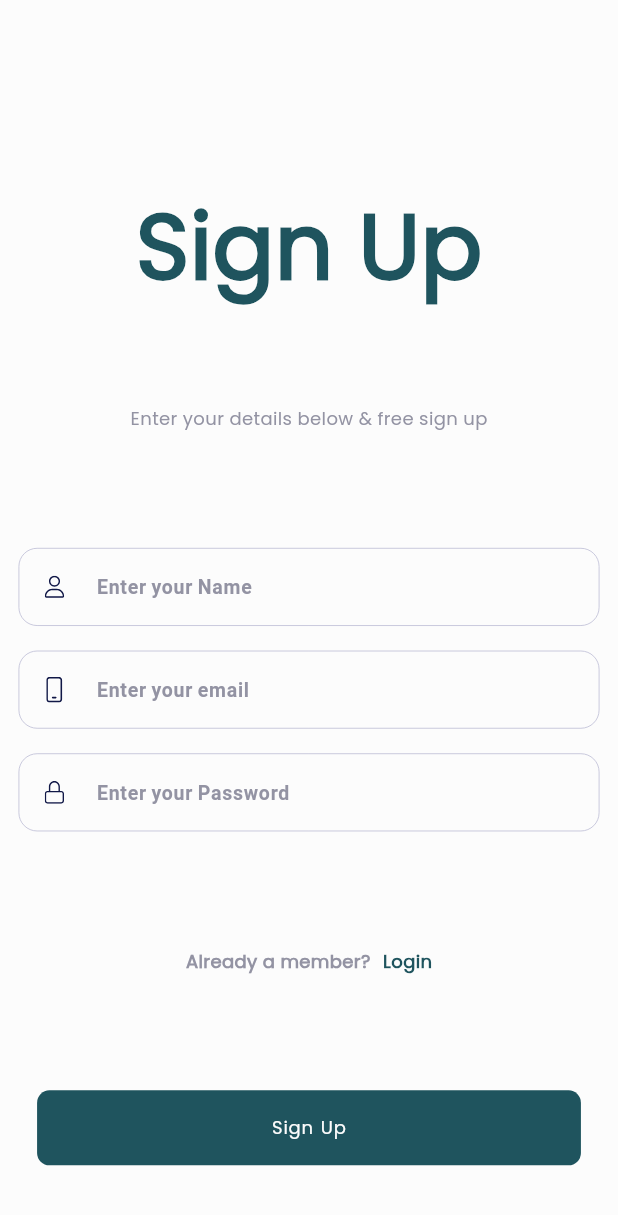
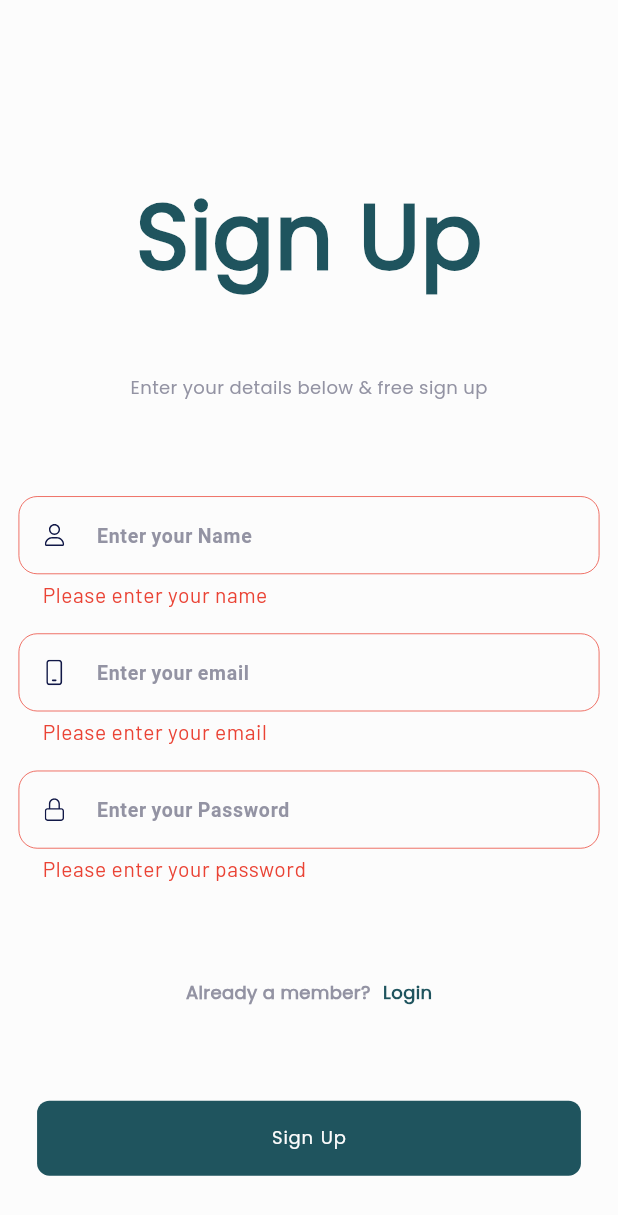
Before and after one commit to MunibullahShah/maxtivity, a Flutter app: the SignupScreen screen opened directly, after a tap on "Sign Up", on a phone screen of 412 x 824 dp. Shown: the top 1215 px of the screen. Run offline on Flutter 3.47's test engine with Material 3 defaults, Android fonts, the phone set to English and light mode, and no system bars; drawn by our look-alikes of auto_size_text; our stand-ins replace auto_route, equatable, firebase_auth, firebase_core, flutter_riverpod, flutter_svg and 6 more; accounts and stored records are empty; generated files the repository leaves out were written again.

Commit message:
firebase auth

```diff
--- a/lib/modules/sign_up/view/signup_view.dart
+++ b/lib/modules/sign_up/view/signup_view.dart
@@ -3,11 +3,13 @@ import 'package:flutter_svg/flutter_svg.dart';
 import 'package:maxtivity/config/theme/app_colors.dart';
 import 'package:maxtivity/constants/app_constants.dart';
 import 'package:maxtivity/constants/asset_paths.dart';
-import 'package:maxtivity/modules/login/view/login_view.dart';
-import 'package:maxtivity/modules/login/widgets/password_visibility.dart';
 import 'package:maxtivity/utils/ui/buttons/primary_button.dart';
 import 'package:maxtivity/utils/ui/custom_text.dart';
 import 'package:maxtivity/utils/ui/textfields/custom_textfield.dart';
+import 'package:maxtivity/modules/sign_up/signup_repository/signup_repository.dart';
+import 'package:maxtivity/modules/home/view/home_view.dart';
+import 'package:maxtivity/utils/services/local_storage_service.dart';
+import 'package:maxtivity/utils/ui/loader.dart';
 
 const String signUpRoute = '/signUp';
 
@@ -24,6 +26,33 @@ class _SignupScreenState extends State<SignupScreen> {
   final nameController = TextEditingController();
   final emailController = TextEditingController();
   final passwordController = TextEditingController();
+
+  Future<void> _signUp(BuildContext context) async {
+    if (!_formKey.currentState!.validate()) return;
+    showDialog(
+      context: context,
+      barrierDismissible: false,
+      builder: (_) => const Loader(),
+    );
+    try {
+      final uid = await SignUpRepository().signUp(
+        name: nameController.text.trim(),
+        email: emailController.text.trim(),
+        password: passwordController.text,
+      );
+      Navigator.of(context).pop();
+      if (uid.isNotEmpty) {
+        jwtToken = uid; // store uid for now
+        await LocalStorageService().setToken(uid);
+        Navigator.of(
+          context,
+        ).pushReplacement(MaterialPageRoute(builder: (_) => HomeView()));
+      }
+    } catch (_) {
+      Navigator.of(context).pop();
+    }
+  }
+
   @override
   Widget build(BuildContext context) {
     return Scaffold(
@@ -95,6 +124,7 @@ class _SignupScreenState extends State<SignupScreen> {
           if (value!.isEmpty) {
             return 'Please enter your name';
           }
+          return null;
         },
         hintText: 'Enter your Name',
         prefixIcon: Padding(
@@ -115,6 +145,7 @@ class _SignupScreenState extends State<SignupScreen> {
           if (value!.isEmpty) {
             return 'Please enter your email';
           }
+          return null;
         },
         hintText: 'Enter your email',
         prefixIcon: Padding(
@@ -136,6 +167,7 @@ class _SignupScreenState extends State<SignupScreen> {
           } else if (value.length < 6) {
             return 'Password must be at least 6 characters';
           }
+          return null;
         },
         hintText: 'Enter your Password',
         maxLines: 1,
@@ -189,7 +221,7 @@ class _SignupScreenState extends State<SignupScreen> {
         text: "Sign Up",
         fontSize: 14,
         fontWeight: FontWeight.w500,
-        onTap: () {},
+        onTap: () => _signUp(context),
       ),
     );
   }
--- /dev/null
+++ b/lib/utils/services/auth_service.dart
@@ -0,0 +1,41 @@
+import 'package:firebase_auth/firebase_auth.dart';
+
+class AuthService {
+  AuthService._();
+  static final AuthService instance = AuthService._();
+  final FirebaseAuth _auth = FirebaseAuth.instance;
+
+  Future<User?> signIn({
+    required String email,
+    required String password,
+  }) async {
+    try {
+      final cred = await _auth.signInWithEmailAndPassword(
+        email: email,
+        password: password,
+      );
+      return cred.user;
+    } on FirebaseAuthException catch (_) {
+      rethrow;
+    }
+  }
+
+  Future<User?> signUp({
+    required String email,
+    required String password,
+  }) async {
+    try {
+      final cred = await _auth.createUserWithEmailAndPassword(
+        email: email,
+        password: password,
+      );
+      return cred.user;
+    } on FirebaseAuthException catch (_) {
+      rethrow;
+    }
+  }
+
+  Future<void> signOut() async {
+    await _auth.signOut();
+  }
+}
--- a/pubspec.yaml
+++ b/pubspec.yaml
@@ -1,6 +1,6 @@
 name: maxtivity
 description: "A new Flutter project."
-publish_to: 'none'
+publish_to: "none"
 version: 0.1.0
 
 environment:
@@ -11,6 +11,7 @@ dependencies:
   auto_size_text: ^3.0.0
   equatable: ^2.0.7
   firebase_core: ^3.15.1
+  firebase_auth: ^5.6.2
   flutter:
     sdk: flutter
   flutter_riverpod: ^2.6.1
@@ -25,7 +26,6 @@ dependencies:
   shared_preferences: ^2.5.3
   sizer: ^3.0.5
 
-
 dev_dependencies:
   flutter_test:
     sdk: flutter
@@ -35,9 +35,7 @@ dev_dependencies:
   freezed: ^3.1.0
   json_serializable: ^6.9.5
 
-
 flutter:
-
   # The following line ensures that the Material Icons font is
   # included with your application, so that you can use the icons in
   # the material Icons class.
```
Also changed, not shown: lib/modules/login/repository/login_repository.dart (+15 -14 lines), lib/modules/login/view/login_view.dart (+31 -3 lines), lib/modules/sign_up/signup_repository/signup_repository.dart (+16 -19 lines), pubspec.lock.
